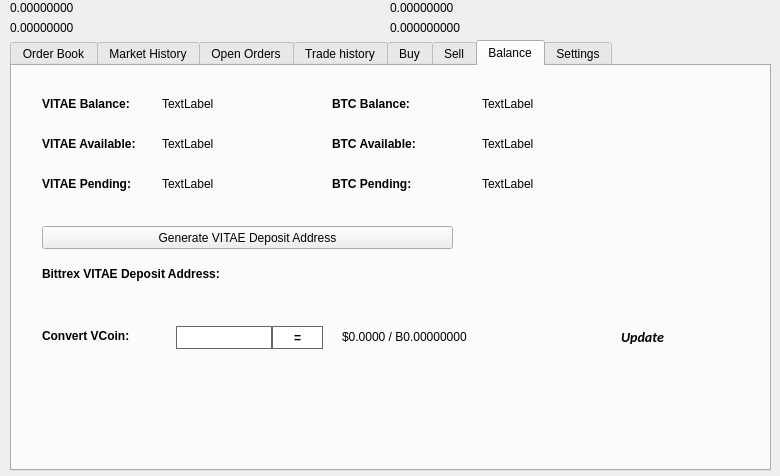
Before: the Qt Designer form src/qt/forms/tradingdialog.ui in wqking-misc/AureusXIV, drawn with Qt 5.
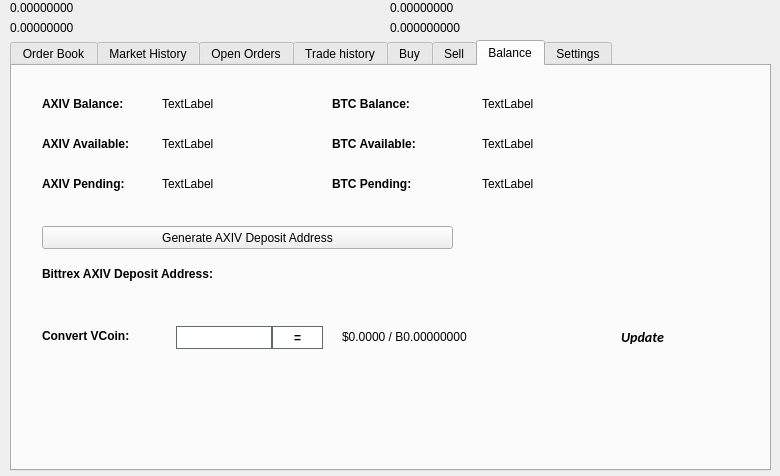
After: the same form once the commit is applied. The open tabs and pages were chosen to show the change. Icons and pictures are not drawn.

```diff
--- a/src/qt/forms/tradingdialog.ui
+++ b/src/qt/forms/tradingdialog.ui
@@ -2762,7 +2762,7 @@
       </font>
      </property>
      <property name="text">
-      <string>VITAE Balance:</string>
+      <string>AXIV Balance:</string>
      </property>
     </widget>
     <widget class="QLabel" name="label_12">
@@ -2813,7 +2813,7 @@
       </font>
      </property>
      <property name="text">
-      <string>VITAE Available:</string>
+      <string>AXIV Available:</string>
      </property>
     </widget>
     <widget class="QLabel" name="label_14">
@@ -2832,7 +2832,7 @@
       </font>
      </property>
      <property name="text">
-      <string>VITAE Pending:</string>
+      <string>AXIV Pending:</string>
      </property>
     </widget>
     <widget class="QLabel" name="VITPendingLabel">
@@ -2928,7 +2928,7 @@
       </font>
      </property>
      <property name="text">
-      <string>Bittrex VITAE Deposit Address:</string>
+      <string>Bittrex AXIV Deposit Address:</string>
      </property>
     </widget>
     <widget class="QPushButton" name="GenDepositBTN">
@@ -2941,7 +2941,7 @@
       </rect>
      </property>
      <property name="text">
-      <string>Generate VITAE Deposit Address</string>
+      <string>Generate AXIV Deposit Address</string>
      </property>
      <property name="icon">
       <iconset resource="../vitae.qrc">
```
Left out of the diff: 32 changed lines with no effect on the pictures.
